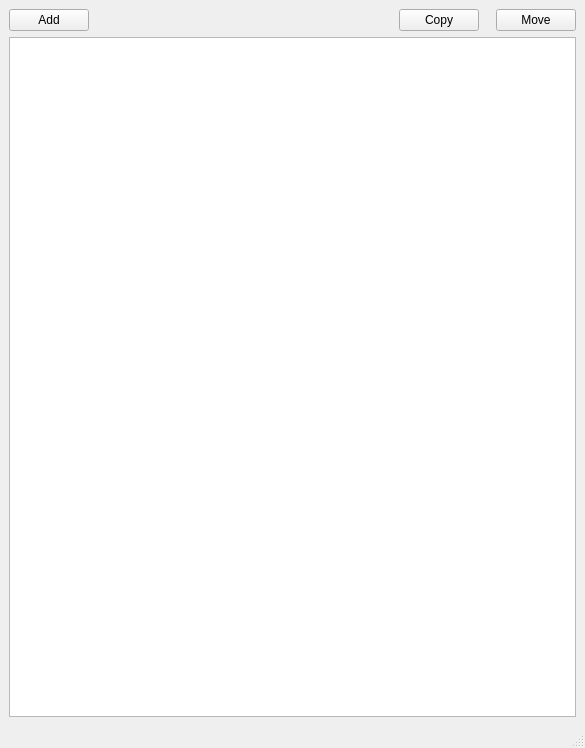
This is ui/window.ui in damian-u-dev/FileBasket as Qt 5 draws it before an edit. The edited form follows.
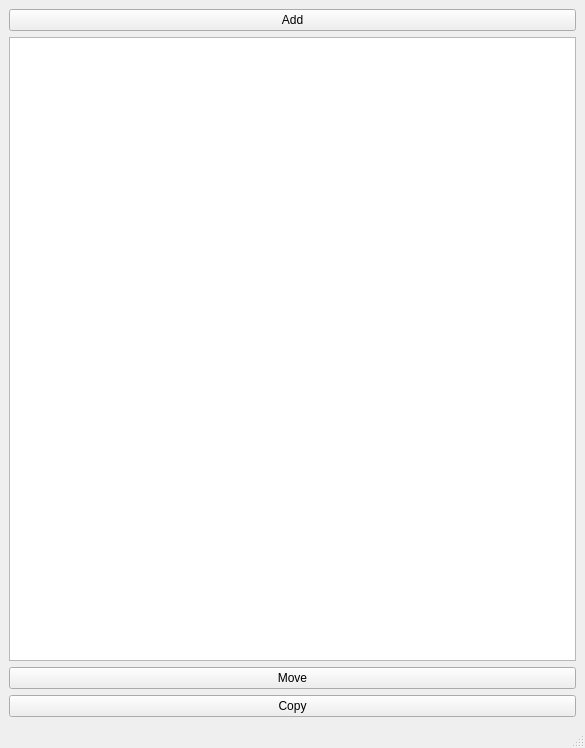
This is the edited form. Custom widgets are drawn as their Qt base class.

Commit message: Switching between tabs

The edit to the form file:
```diff
--- a/ui/window.ui
+++ b/ui/window.ui
@@ -16,62 +16,30 @@
   <widget class="QWidget" name="centralwidget">
    <layout class="QGridLayout" name="gridLayout_2">
     <item row="0" column="0">
-     <layout class="QGridLayout" name="gridLayout">
-      <property name="horizontalSpacing">
-       <number>20</number>
-      </property>
-      <item row="1" column="0" colspan="3">
-       <widget class="FileListView" name="listView">
-        <property name="spacing">
-         <number>3</number>
-        </property>
-       </widget>
-      </item>
-      <item row="0" column="0">
+     <layout class="QVBoxLayout" name="verticalLayout_3">
+      <item>
        <widget class="QPushButton" name="buttonAdd">
-        <property name="sizePolicy">
-         <sizepolicy hsizetype="Fixed" vsizetype="Fixed">
-          <horstretch>0</horstretch>
-          <verstretch>0</verstretch>
-         </sizepolicy>
-        </property>
         <property name="text">
          <string>Add</string>
         </property>
        </widget>
       </item>
-      <item row="0" column="2">
-       <layout class="QHBoxLayout" name="horizontalLayout_2">
-        <property name="spacing">
-         <number>17</number>
-        </property>
         <item>
-         <widget class="QPushButton" name="buttonCopy">
-          <property name="sizePolicy">
-           <sizepolicy hsizetype="Fixed" vsizetype="Fixed">
-            <horstretch>0</horstretch>
-            <verstretch>0</verstretch>
-           </sizepolicy>
-          </property>
-          <property name="text">
-           <string>Copy</string>
-          </property>
-         </widget>
+       <widget class="FileListView" name="listView"/>
         </item>
         <item>
          <widget class="QPushButton" name="buttonMove">
-          <property name="sizePolicy">
-           <sizepolicy hsizetype="Fixed" vsizetype="Fixed">
-            <horstretch>0</horstretch>
-            <verstretch>0</verstretch>
-           </sizepolicy>
-          </property>
           <property name="text">
            <string>Move</string>
           </property>
          </widget>
         </item>
-       </layout>
+      <item>
+       <widget class="QPushButton" name="buttonCopy">
+        <property name="text">
+         <string>Copy</string>
+        </property>
+       </widget>
       </item>
      </layout>
     </item>
```
Lines whose indentation alone changed are shown as unchanged. The commit also changes 3 other files.
